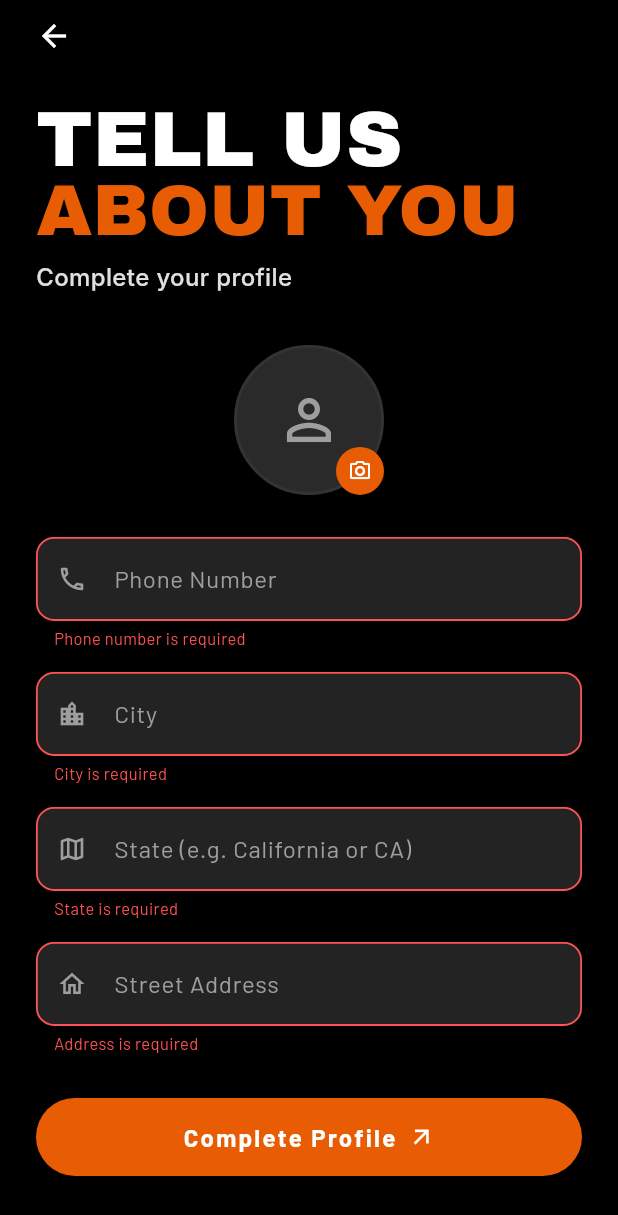
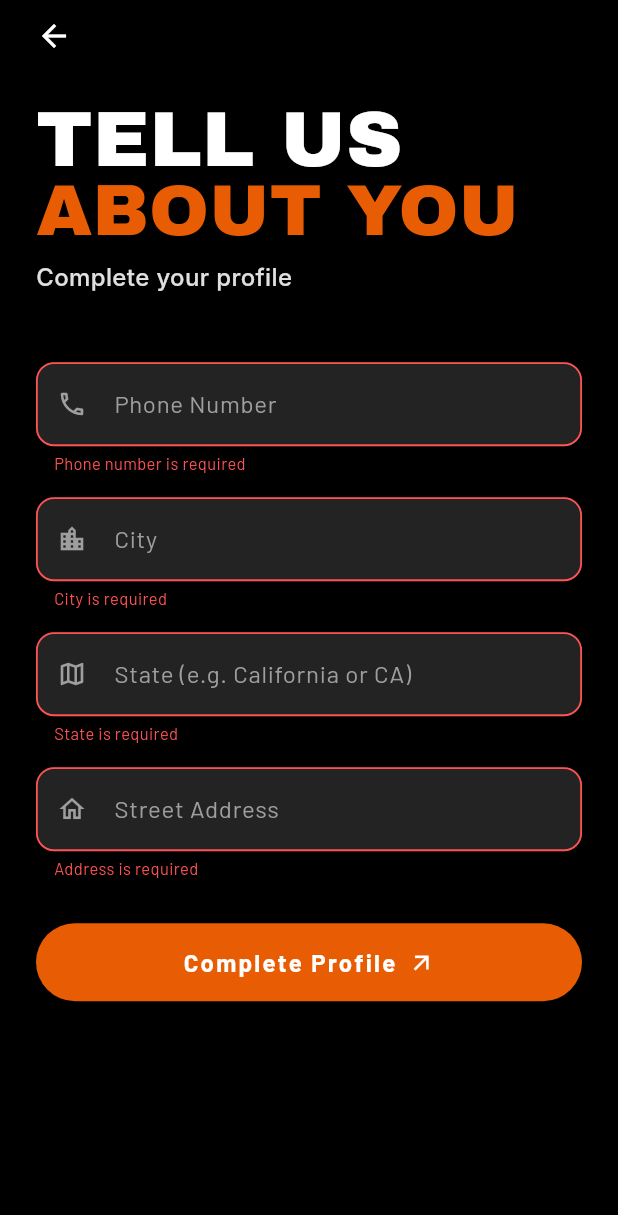
Before and after one commit to mzaidiii/Pawffy_User, a Flutter app: the ProfileSetupScreen screen opened directly, after a tap on "Complete Profile", on a phone screen of 412 x 824 dp. Shown: the top 1215 px of the screen. Run offline on Flutter 3.47's test engine with Material 3 defaults, Android fonts, the phone set to English and light mode, and no system bars; our stand-ins replace cached_network_image, device_preview, dio, flutter_riverpod, flutter_secure_storage, geocoding and 4 more; missing offline and left inert: flutter_stripe; accounts and stored records are empty.

Commit message:
Solved the Image upload bug

```diff
--- a/lib/features/auth/profile_setup_screen.dart
+++ b/lib/features/auth/profile_setup_screen.dart
@@ -1,7 +1,5 @@
-import 'dart:io';
 import 'package:pawffy/features/auth/providers/auth_controller.dart';
 import 'package:pawffy/features/home/home_screen.dart';
-import 'package:pawffy/core/utils/image_picker_helper.dart';
 
 import 'package:flutter/material.dart';
 import 'package:flutter/services.dart';
@@ -26,8 +24,7 @@ class _ProfileSetupScreenState extends ConsumerState<ProfileSetupScreen> {
   final _stateFocus = FocusNode();
   final _addressFocus = FocusNode();
 
-  String? _selectedImagePath;
-  bool _isUploadingImage = false;
+
 
   String? _phoneError;
   String? _cityError;
@@ -98,23 +95,6 @@ class _ProfileSetupScreenState extends ConsumerState<ProfileSetupScreen> {
         addressErr == null;
   }
 
-  Future<void> _pickAvatar() async {
-    final source = await ImagePickerHelper.showSourceBottomSheet(context);
-    if (source == null) return;
-    if (!mounted) return;
-
-    final pickedFile = await ImagePickerHelper.pickImageWithPermission(
-      context: context,
-      source: source,
-    );
-
-    if (pickedFile != null) {
-      setState(() {
-        _selectedImagePath = pickedFile.path;
-      });
-    }
-  }
-
   Future<void> _handleSubmit() async {
     if (!_validateAll()) return;
 
@@ -140,23 +120,6 @@ class _ProfileSetupScreenState extends ConsumerState<ProfileSetupScreen> {
           const SnackBar(content: Text('Failed to update profile')),
         );
         return;
-      }
-      if (_selectedImagePath != null) {
-        setState(() => _isUploadingImage = true);
-
-        final uploadSuccess = await ref
-            .read(authControllerProvider.notifier)
-            .uploadAvatar(_selectedImagePath!);
-
-        if (!mounted) return;
-        setState(() => _isUploadingImage = false);
-        if (!uploadSuccess) {
-          ScaffoldMessenger.of(context).showSnackBar(
-            const SnackBar(content: Text('Failed to upload profile image')),
-          );
-        }
-      } else {
-        debugPrint('[ProfileSetup] No avatar selected, skipping upload.');
       }
       Navigator.pushAndRemoveUntil(
         context,
@@ -229,58 +192,7 @@ class _ProfileSetupScreenState extends ConsumerState<ProfileSetupScreen> {
                 ),
               ),
 
-              SizedBox(height: size.height * 0.04),
-              Center(
-                child: Stack(
-                  children: [
-                    Container(
-                      width: 100,
-                      height: 100,
-                      decoration: BoxDecoration(
-                        shape: BoxShape.circle,
-                        color: const Color(0xFF2A2A2A),
-                        border: Border.all(
-                          color: const Color(0xFF333333),
-                          width: 2,
-                        ),
-                        image: _selectedImagePath != null
-                            ? DecorationImage(
-                                image: FileImage(File(_selectedImagePath!)),
-                                fit: BoxFit.cover,
-                              )
-                            : null,
-                      ),
-                      child: _selectedImagePath == null
-                          ? const Icon(
-                              Icons.person_outline,
-                              color: Colors.grey,
-                              size: 44,
-                            )
-                          : null,
-                    ),
-                    Positioned(
-                      bottom: 0,
-                      right: 0,
-                      child: GestureDetector(
-                        onTap: _pickAvatar,
-                        child: Container(
-                          width: 32,
-                          height: 32,
-                          decoration: const BoxDecoration(
-                            shape: BoxShape.circle,
-                            color: Color(0xFFE85D04),
-                          ),
-                          child: const Icon(
-                            Icons.camera_alt_outlined,
-                            color: Colors.white,
-                            size: 16,
-                          ),
-                        ),
-                      ),
-                    ),
-                  ],
-                ),
-              ),
+              SizedBox(height: size.height * 0.02),
 
               const SizedBox(height: 28),
 
@@ -376,7 +288,7 @@ class _ProfileSetupScreenState extends ConsumerState<ProfileSetupScreen> {
 
               const SizedBox(height: 28),
               ElevatedButton(
-                onPressed: (authState.isLoading || _isUploadingImage)
+                onPressed: authState.isLoading
                     ? null
                     : _handleSubmit,
                 style: ElevatedButton.styleFrom(
@@ -390,7 +302,7 @@ class _ProfileSetupScreenState extends ConsumerState<ProfileSetupScreen> {
                     borderRadius: BorderRadius.circular(30),
                   ),
                 ),
-                child: authState.isLoading || _isUploadingImage
+                child: authState.isLoading
                     ? const SizedBox(
                         height: 22,
                         width: 22,
```
